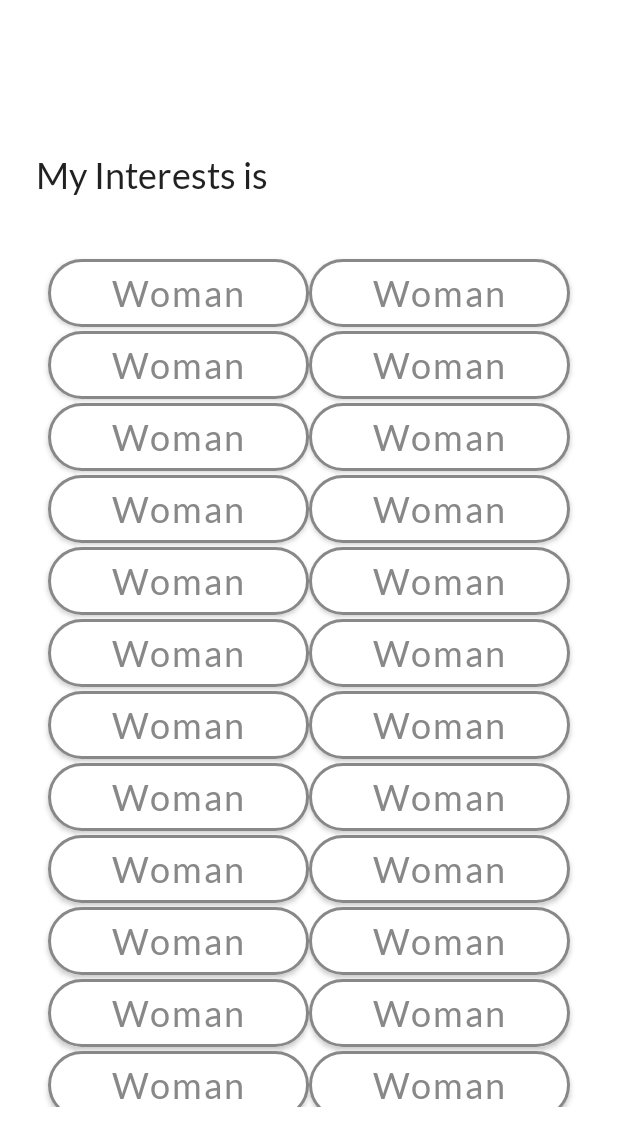
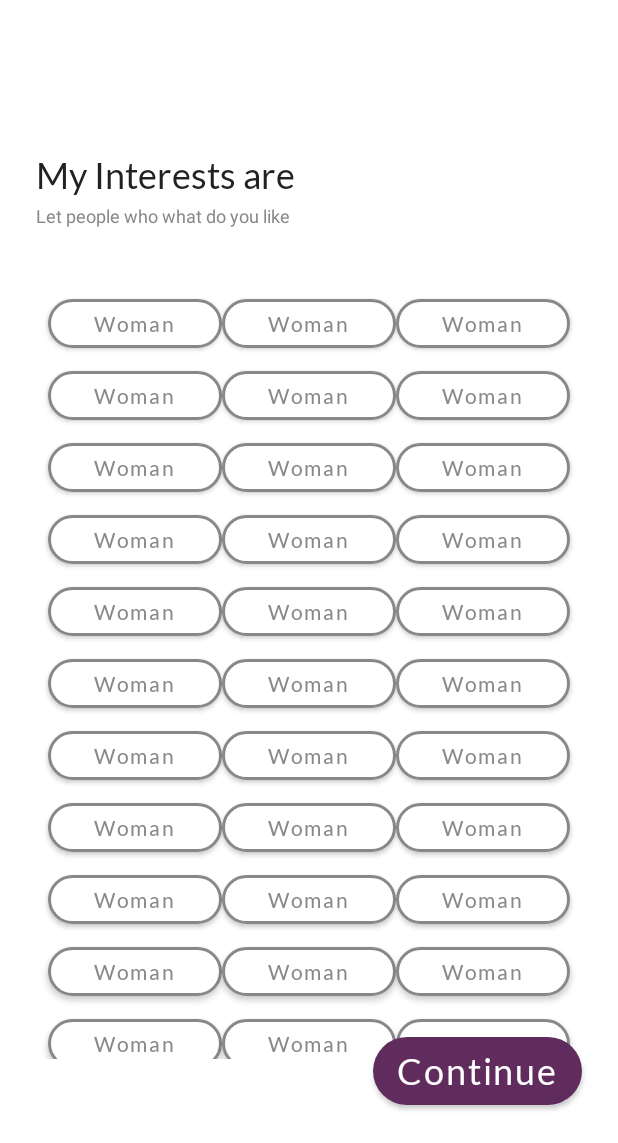
Before and after one commit to shankarpriyank/Levitate, an Android app built with Jetpack Compose: the interests screen opened through its navigation route, on a phone screen of 412 x 824 dp, the part 93-1236 px from its top. Run offline under Robolectric (Android 15) with nearby library versions, the phone set to English and light mode, and no system bars; our stand-ins replace Dagger/Hilt's generated code.

Commit message:
Fixed staggered grid implementation

```diff
--- a/app/src/main/java/com/priyank/levitate/onboarding/presentation/screens/EnterInterestsScreen.kt
+++ b/app/src/main/java/com/priyank/levitate/onboarding/presentation/screens/EnterInterestsScreen.kt
@@ -32,6 +32,7 @@ import androidx.compose.ui.tooling.preview.Preview
 import androidx.compose.ui.unit.dp
 import androidx.compose.ui.unit.sp
 import androidx.navigation.NavHostController
+import com.priyank.levitate.navigation.Route
 import com.priyank.levitate.onboarding.presentation.OnboardingScreenViewModel
 import com.priyank.levitate.ui.theme.FuturaMedium
 import com.priyank.levitate.ui.theme.Lato
@@ -81,23 +82,31 @@ fun EnterInterests(
                 modifier = Modifier
                     .fillMaxWidth()
                     .padding(top = 140.dp),
-                text = "My Interests is",
+                text = "My Interests are",
                 fontFamily = Lato,
                 fontSize = 24.sp,
                 fontWeight = FontWeight(400),
             )
+            Text(
+                modifier = Modifier
+                    .fillMaxWidth()
+                    .padding(top = 6.dp),
+                text = "Let people who what do you like",
+                color = Color.Gray,
+                fontSize = 12.sp,
+            )
 
             val items = onboardingScreenViewModel.interests.collectAsState().value
             LazyVerticalStaggeredGrid(
-                modifier = Modifier.padding(top = 32.dp),
-                columns = StaggeredGridCells.Adaptive(minSize = 120.dp),
+                modifier = Modifier.padding(top = 32.dp, bottom = 32.dp),
+                columns = StaggeredGridCells.Adaptive(minSize = 100.dp),
                 contentPadding = PaddingValues(8.dp),
             ) {
                 items(items) {
                     Button(
                         modifier = Modifier
-                            .widthIn(min = 80.dp)
-                            .heightIn(min = 24.dp),
+                            .widthIn(min = 40.dp)
+                            .heightIn(min = 20.dp),
                         shape = RoundedCornerShape(25.dp),
                         onClick = {
                         },
@@ -106,14 +115,29 @@ fun EnterInterests(
                     ) {
                         Text(
                             text = "Woman",
-                            fontSize = 24.sp,
+                            fontSize = 14.sp,
                             fontFamily = Lato,
-                            fontWeight = FontWeight(400),
+                            fontWeight = FontWeight(500),
                             color = Color.Gray,
                         )
                     }
                 }
             }
+        }
+        Button(
+            modifier = Modifier
+                .align(Alignment.BottomEnd),
+            shape = RoundedCornerShape(25.dp),
+            onClick = { navHostController.navigate(Route.ENTER_INTERESTS) },
+            colors = ButtonDefaults.buttonColors(backgroundColor = Purple),
+        ) {
+            Text(
+                text = "Continue",
+                fontSize = 24.sp,
+                fontFamily = Lato,
+                fontWeight = FontWeight(400),
+                color = Color.White,
+            )
         }
     }
 }
```
